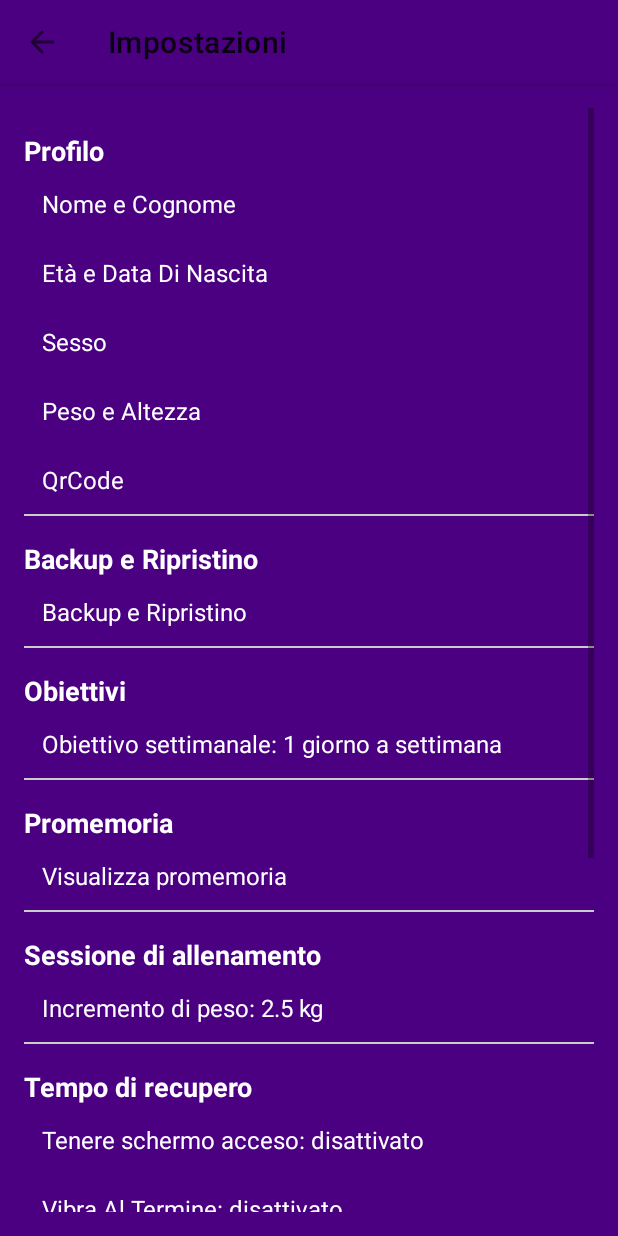
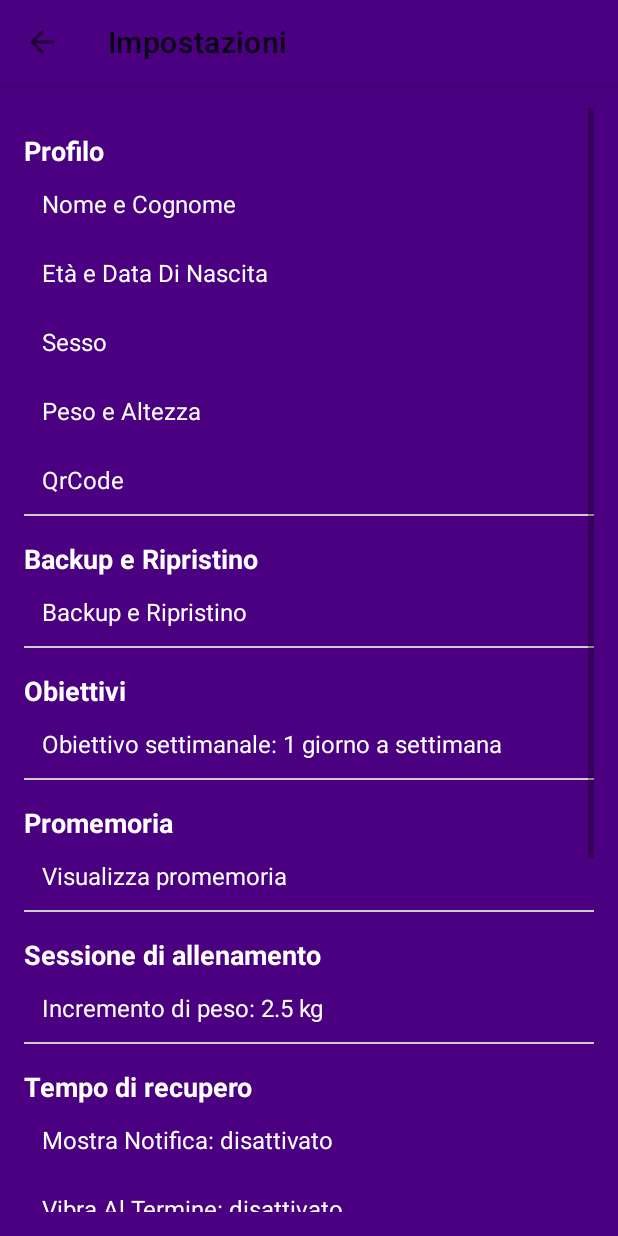
Before and after one commit to ILLFERRO/IronMindProMob, an Android app: the SettingsActivity screen opened directly, with no data from a screen before it, on a phone screen of 412 x 824 dp. Run offline under Robolectric (Android 15) with nearby library versions, the phone set to English and light mode, and no system bars.

Commit message:
layout settings

```diff
--- a/app/src/main/java/com/example/ironmind/view/SettingsActivity.kt
+++ b/app/src/main/java/com/example/ironmind/view/SettingsActivity.kt
@@ -33,7 +33,6 @@ class SettingsActivity : AppCompatActivity() {
 
     private lateinit var startTrainingDayTextView: TextView
     private lateinit var weightIncrementTextView: TextView
-    private lateinit var KeepScreenActiveTextView: TextView
     private lateinit var ShowNotificationTextView: TextView
     private lateinit var VibrateOnFinishTextView: TextView
     private lateinit var SoundOnFinishTextView: TextView
@@ -55,7 +54,6 @@ class SettingsActivity : AppCompatActivity() {
 
         startTrainingDayTextView = findViewById(R.id.weeklyGoal)
         weightIncrementTextView = findViewById(R.id.weightIncrement)
-        KeepScreenActiveTextView = findViewById(R.id.showNotification)
         ShowNotificationTextView = findViewById(R.id.showNotification)
         VibrateOnFinishTextView = findViewById(R.id.vibrateOnFinish)
         SoundOnFinishTextView = findViewById(R.id.soundOnFinish)
@@ -194,11 +192,6 @@ class SettingsActivity : AppCompatActivity() {
         viewModel.tempoRiposo.observe(this) { (minuti, secondi) ->
             DefaultTempoDiRiposoTextView.text = "Tempo di riposo: ${minuti}:${String.format("%02d", secondi)}"
         }
-
-        viewModel.schermoAttivo.observe(this) {
-            val stato = if (it) "attivo" else "disattivato"
-            KeepScreenActiveTextView.text = "Tenere schermo acceso: $stato"
-        }
     }
 
     override fun onResume() {
--- a/app/src/main/java/com/example/ironmind/viewmodel/SettingsViewModel.kt
+++ b/app/src/main/java/com/example/ironmind/viewmodel/SettingsViewModel.kt
@@ -32,9 +32,6 @@ class SettingsViewModel(application: Application) : AndroidViewModel(application
     private val _tempoRiposo = MutableLiveData<Pair<Int, Int>>() // minuti, secondi
     val tempoRiposo: LiveData<Pair<Int, Int>> get() = _tempoRiposo
 
-    private val _schermoAttivo = MutableLiveData<Boolean>()
-    val schermoAttivo: LiveData<Boolean> get() = _schermoAttivo
-
     fun caricaImpostazioni() {
         _startTrainingGoal.value = settingsPrefs.getString("start_training_day", "1 giorno a settimana")
         _pesoIncremento.value = settingsPrefs.getString("peso_incremento", "2.5")
@@ -42,7 +39,6 @@ class SettingsViewModel(application: Application) : AndroidViewModel(application
         _vibrazioneAttiva.value = settingsPrefs.getBoolean("vibrazione_attiva", false)
         _suoneriaAttiva.value = settingsPrefs.getBoolean("suoneria_attiva", false)
         _setDefault.value = settingsPrefs.getString("Set_Default", "3")
-        _schermoAttivo.value = settingsPrefs.getBoolean("schermo_acceso_attivo", false)
 
         val minuti = settingsPrefs.getInt("riposo_min", 0)
         val secondi = settingsPrefs.getInt("riposo_sec", 30)
```
